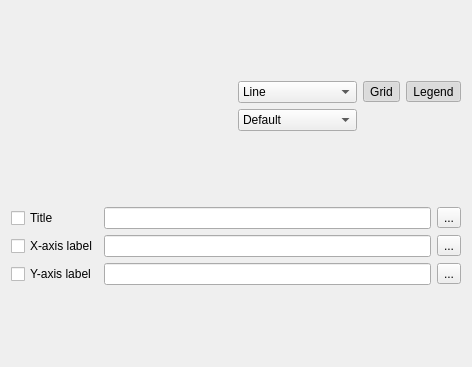
Old version of the form Libs/MRML/Widgets/Resources/UI/qMRMLPlotViewControllerWidget.ui in the repository Slicer/SlicerGitSVNArchive.
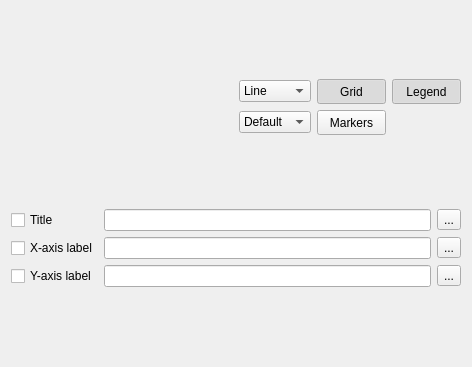
New version of the form. Icons and pictures are not drawn. Custom widgets are drawn as their Qt base class.

Commit message: STYLE: removed Line and Scatter plots, added Markers to Line Plot

What changed in the file:
```diff
--- a/Libs/MRML/Widgets/Resources/UI/qMRMLPlotViewControllerWidget.ui
+++ b/Libs/MRML/Widgets/Resources/UI/qMRMLPlotViewControllerWidget.ui
@@ -16,7 +16,7 @@
   <layout class="QGridLayout" name="gridLayout_2">
    <item row="1" column="0">
     <layout class="QGridLayout" name="contentLayout">
-     <item row="1" column="0">
+     <item row="2" column="0">
       <widget class="qMRMLNodeComboBox" name="plotChartComboBox" native="true">
        <property name="sizePolicy">
         <sizepolicy hsizetype="Preferred" vsizetype="Minimum">
@@ -52,7 +52,7 @@
        </property>
       </widget>
      </item>
-     <item row="1" column="1">
+     <item row="2" column="1">
       <widget class="QComboBox" name="plotTypeComboBox">
        <property name="toolTip">
         <string>Select a plot type (line, scatter, bar). This will modify the type of all the current activated Plots.  </string>
@@ -62,11 +62,6 @@
          <string>Line</string>
         </property>
        </item>
-       <item>
-        <property name="text">
-         <string>Line and Scatter</string>
-        </property>
-       </item>
        <item>
         <property name="text">
          <string>Scatter</string>
@@ -79,7 +74,7 @@
        </item>
       </widget>
      </item>
-     <item row="2" column="0">
+     <item row="3" column="0">
       <widget class="qMRMLCheckableNodeComboBox" name="plotDataComboBox" native="true">
        <property name="toolTip">
         <string>Add/Remove Plots from the current Plot Layout the plotData selected. The &quot;Default&quot; will apport any modification. The &quot;indexes&quot; values </string>
@@ -103,8 +98,14 @@
        </property>
       </widget>
      </item>
-     <item row="1" column="3">
+     <item row="2" column="3">
       <widget class="QToolButton" name="showLegendToolButton">
+       <property name="minimumSize">
+        <size>
+         <width>69</width>
+         <height>25</height>
+        </size>
+       </property>
        <property name="toolTip">
         <string>Show legend</string>
        </property>
@@ -119,8 +120,14 @@
        </property>
       </widget>
      </item>
-     <item row="1" column="2">
+     <item row="2" column="2">
       <widget class="QToolButton" name="showGridToolButton">
+       <property name="minimumSize">
+        <size>
+         <width>69</width>
+         <height>25</height>
+        </size>
+       </property>
        <property name="toolTip">
         <string>Show grid</string>
        </property>
@@ -138,7 +145,7 @@
      <item row="0" column="0">
       <layout class="QVBoxLayout" name="verticalLayout"/>
      </item>
-     <item row="2" column="1">
+     <item row="3" column="1">
       <widget class="QComboBox" name="xAxisComboBox">
        <property name="toolTip">
         <string>This combobox allow to change the X-axis for all the plotData selected. The value &quot;Default&quot; will not apport any modification. The value &quot;Indexes&quot; will use simple ordinal numbers 1, 2, 3, ... as x coordinate values. For the other values, the correspective column will be used. </string>
@@ -155,6 +162,28 @@
        </item>
       </widget>
      </item>
+     <item row="3" column="2">
+      <widget class="QToolButton" name="showMarkersToolButton">
+       <property name="minimumSize">
+        <size>
+         <width>69</width>
+         <height>25</height>
+        </size>
+       </property>
+       <property name="toolTip">
+        <string>Show Markers for Line Plot</string>
+       </property>
+       <property name="text">
+        <string>Markers</string>
+       </property>
+       <property name="checkable">
+        <bool>true</bool>
+       </property>
+       <property name="checked">
+        <bool>false</bool>
+       </property>
+      </widget>
+     </item>
     </layout>
    </item>
    <item row="2" column="0">
@@ -270,17 +299,6 @@
     </layout>
    </item>
   </layout>
-  <action name="actionShow_Lines">
-   <property name="checkable">
-    <bool>true</bool>
-   </property>
-   <property name="text">
-    <string>Lines</string>
-   </property>
-   <property name="toolTip">
-    <string>Show lines</string>
-   </property>
-  </action>
   <action name="actionShow_Markers">
    <property name="checkable">
     <bool>true</bool>
```
Left out of the diff: 1 changed line with no effect on the pictures. The commit also changes 11 other files.
